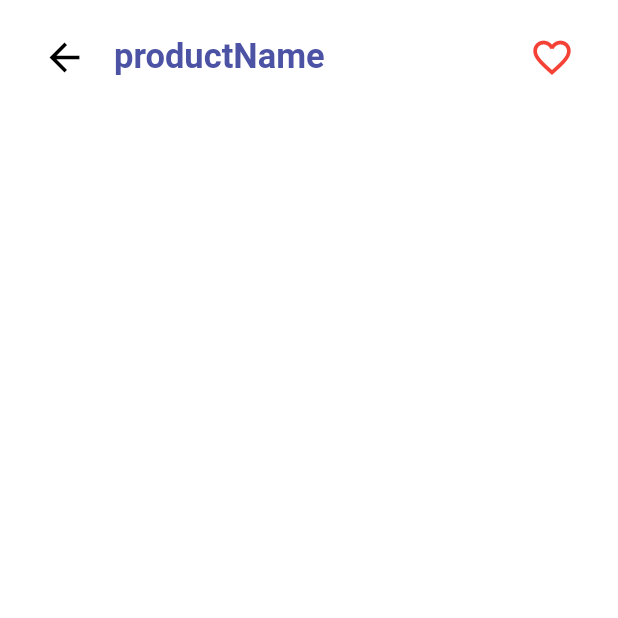
After one commit to jgarzon26/shopping_app, a Flutter app: the Item screen opened by its route, on a phone screen of 412 x 824 dp, the top half of it. The commit adds this screen. Run offline on Flutter 3.47's test engine with Material 2 defaults, Android fonts, the phone set to English and light mode, and no system bars; our stand-ins replace badges, curved_navigation_bar.

Commit message:
Setup and apply connection

```diff
--- a/lib/main.dart
+++ b/lib/main.dart
@@ -1,6 +1,7 @@
 import 'package:flutter/material.dart';
 import 'package:shopping_app/constants.dart';
 import 'package:shopping_app/screens/cart/cart.dart';
+import 'package:shopping_app/screens/item/item.dart';
 import 'screens/home/home.dart';
 
 void main() => runApp(
@@ -14,6 +15,7 @@ void main() => runApp(
     routes: {
       '/': (context) => const Home(),
       '/cart': (context) => const Cart(),
+      '/item': (context) => const Item(),
     },
   )
 );
--- a/lib/screens/home/home.dart
+++ b/lib/screens/home/home.dart
@@ -94,7 +94,9 @@ class Home extends StatelessWidget{
                       price: products[index]['price']!,
                       discount: products[index]['discount']!,
                       image: products[index]['image']!,
-                      onTap: () {},
+                      onTap: () {
+                        Navigator.pushNamed(context, '/item');
+                      },
                      ),
                     ),
                   ),
--- /dev/null
+++ b/lib/screens/item/item.dart
@@ -0,0 +1,48 @@
+import 'package:flutter/material.dart';
+import 'package:shopping_app/themeWidgets/sliver_appbar_theme.dart';
+
+class Item extends StatelessWidget{
+
+  const Item({super.key, /*required this.productName*/});
+
+  //final String productName;
+
+  @override
+  Widget build(BuildContext context){
+    return Scaffold(
+      body: CustomScrollView(
+        slivers: [
+          SliverAppbarTheme(
+            leading: IconButton(
+              icon: const Icon(
+                Icons.arrow_back,
+                color: Colors.black,
+                size: 30,
+              ),
+              onPressed: () {
+                Navigator.pop(context);
+              },
+            ),
+            title: "productName",
+            actions: [
+              IconButton(
+                isSelected: true,
+                icon: const Icon(
+                  Icons.favorite_border,
+                  color: Colors.red,
+                  size: 30,
+                ),
+                selectedIcon: const Icon(
+                  Icons.favorite,
+                  color: Colors.red,
+                  size: 30,
+                ),
+                onPressed: () {},
+              ),
+            ],
+          ),
+        ],
+      ),
+    );
+  }
+}
--- a/lib/themeWidgets/sliver_appbar_theme.dart
+++ b/lib/themeWidgets/sliver_appbar_theme.dart
@@ -28,9 +28,7 @@ class SliverAppbarTheme extends StatelessWidget{
             fontWeight: FontWeight.bold,
           ),
         ),
-        actions: [
-          ...actions,
-        ],
+        actions: actions,
       ),
     );
   }
```
